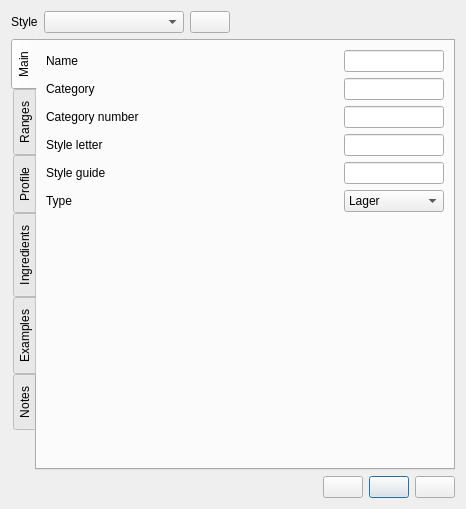
This is ui/styleEditor.ui in Brewtarget/brewtarget as Qt 5 draws it before an edit. The edited form follows.
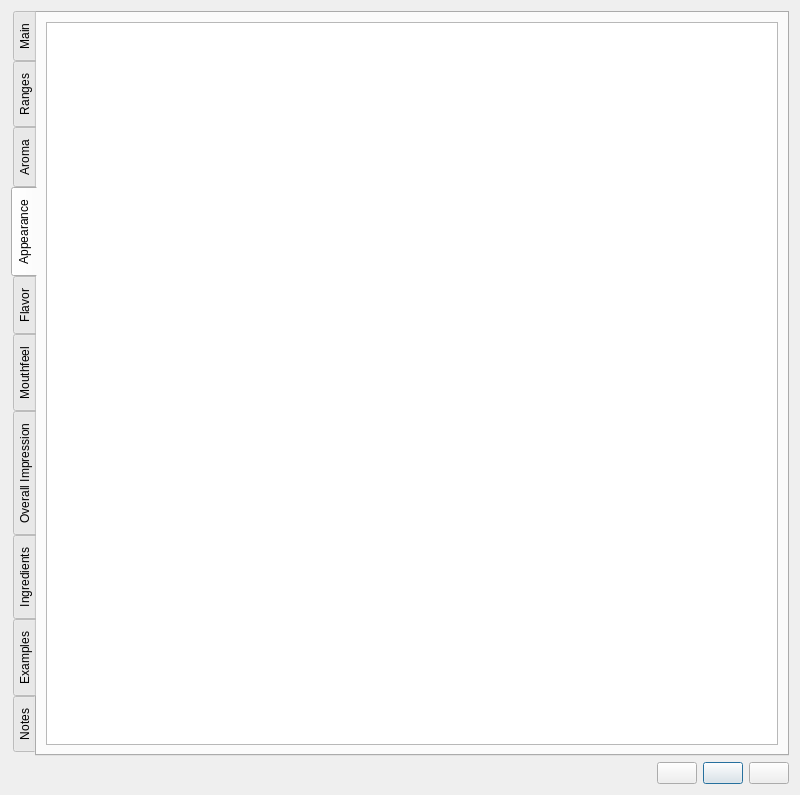
This is the edited form. The open tabs and pages were chosen to show the change. Icons and pictures are not drawn. Custom widgets are drawn as their Qt base class.

Patch:
```diff
--- a/ui/styleEditor.ui
+++ b/ui/styleEditor.ui
@@ -6,91 +6,31 @@
    <rect>
     <x>0</x>
     <y>0</y>
-    <width>466</width>
-    <height>509</height>
+    <width>800</width>
+    <height>450</height>
    </rect>
   </property>
-  <property name="sizePolicy">
-   <sizepolicy hsizetype="Preferred" vsizetype="Minimum">
-    <horstretch>0</horstretch>
-    <verstretch>0</verstretch>
-   </sizepolicy>
-  </property>
   <property name="windowTitle">
    <string>Style Editor</string>
   </property>
   <layout class="QVBoxLayout" name="verticalLayout">
    <item>
-    <layout class="QHBoxLayout" name="horizontalLayout_styles">
-     <item>
-      <widget class="QLabel" name="label">
-       <property name="text">
-        <string>Style</string>
-       </property>
-      </widget>
-     </item>
-     <item>
-      <widget class="QComboBox" name="styleComboBox">
-       <property name="minimumSize">
-        <size>
-         <width>140</width>
-         <height>0</height>
-        </size>
-       </property>
-       <property name="sizeAdjustPolicy">
-        <enum>QComboBox::AdjustToContents</enum>
-       </property>
-      </widget>
-     </item>
-     <item>
-      <widget class="QPushButton" name="pushButton_remove">
-       <property name="toolTip">
-        <string>Delete selected style</string>
-       </property>
-       <property name="text">
-        <string/>
-       </property>
-       <property name="icon">
-        <iconset resource="../brewtarget.qrc">
-         <normaloff>:/images/smallMinus.svg</normaloff>:/images/smallMinus.svg</iconset>
-       </property>
-       <property name="autoDefault">
-        <bool>false</bool>
-       </property>
-      </widget>
-     </item>
-     <item>
-      <spacer name="horizontalSpacer">
-       <property name="orientation">
-        <enum>Qt::Horizontal</enum>
-       </property>
-       <property name="sizeHint" stdset="0">
-        <size>
-         <width>40</width>
-         <height>20</height>
-        </size>
-       </property>
-      </spacer>
-     </item>
-    </layout>
-   </item>
-   <item>
-    <widget class="QTabWidget" name="tabWidget_profile">
-     <property name="sizePolicy">
-      <sizepolicy hsizetype="Expanding" vsizetype="MinimumExpanding">
-       <horstretch>0</horstretch>
-       <verstretch>0</verstretch>
-      </sizepolicy>
-     </property>
+    <widget class="QTabWidget" name="tabWidget_editor">
      <property name="tabPosition">
       <enum>QTabWidget::West</enum>
      </property>
+     <property name="tabShape">
+      <enum>QTabWidget::Rounded</enum>
+     </property>
      <property name="currentIndex">
       <number>0</number>
      </property>
      <property name="usesScrollButtons">
       <bool>false</bool>
      </property>
+     <property name="movable">
+      <bool>true</bool>
+     </property>
      <widget class="QWidget" name="tab_main">
       <attribute name="title">
        <string>Main</string>
@@ -98,12 +38,6 @@
       <layout class="QGridLayout" name="gridLayout">
        <item row="2" column="0">
         <widget class="QLabel" name="label_category">
-         <property name="sizePolicy">
-          <sizepolicy hsizetype="Expanding" vsizetype="Preferred">
-           <horstretch>0</horstretch>
-           <verstretch>0</verstretch>
-          </sizepolicy>
-         </property>
          <property name="toolTip">
           <string>Required</string>
          </property>
@@ -115,196 +49,13 @@
          </property>
         </widget>
        </item>
-       <item row="5" column="3">
-        <widget class="SmartLineEdit" name="lineEdit_styleLetter">
-         <property name="sizePolicy">
-          <sizepolicy hsizetype="Fixed" vsizetype="Fixed">
-           <horstretch>100</horstretch>
-           <verstretch>0</verstretch>
-          </sizepolicy>
-         </property>
-         <property name="minimumSize">
-          <size>
-           <width>100</width>
-           <height>0</height>
-          </size>
-         </property>
-         <property name="maximumSize">
-          <size>
-           <width>100</width>
-           <height>16777215</height>
-          </size>
-         </property>
-         <property name="toolTip">
-          <string>Style letter</string>
-         </property>
-        </widget>
-       </item>
-       <item row="6" column="3">
-        <widget class="SmartLineEdit" name="lineEdit_styleGuide">
-         <property name="sizePolicy">
-          <sizepolicy hsizetype="Fixed" vsizetype="Fixed">
-           <horstretch>100</horstretch>
-           <verstretch>0</verstretch>
-          </sizepolicy>
-         </property>
-         <property name="minimumSize">
-          <size>
-           <width>100</width>
-           <height>0</height>
-          </size>
-         </property>
-         <property name="maximumSize">
-          <size>
-           <width>100</width>
-           <height>16777215</height>
-          </size>
-         </property>
-         <property name="toolTip">
-          <string>Style guide</string>
-         </property>
-        </widget>
-       </item>
-       <item row="4" column="3">
-        <widget class="SmartLineEdit" name="lineEdit_categoryNumber">
-         <property name="sizePolicy">
-          <sizepolicy hsizetype="Fixed" vsizetype="Fixed">
-           <horstretch>100</horstretch>
-           <verstretch>0</verstretch>
-          </sizepolicy>
-         </property>
-         <property name="minimumSize">
-          <size>
-           <width>100</width>
-           <height>0</height>
-          </size>
-         </property>
-         <property name="maximumSize">
-          <size>
-           <width>100</width>
-           <height>16777215</height>
-          </size>
-         </property>
-         <property name="toolTip">
-          <string>Category number</string>
-         </property>
-        </widget>
-       </item>
        <item row="2" column="3">
         <widget class="SmartLineEdit" name="lineEdit_category">
-         <property name="sizePolicy">
-          <sizepolicy hsizetype="Fixed" vsizetype="Fixed">
-           <horstretch>100</horstretch>
-           <verstretch>0</verstretch>
-          </sizepolicy>
-         </property>
-         <property name="minimumSize">
-          <size>
-           <width>100</width>
-           <height>0</height>
-          </size>
-         </property>
-         <property name="maximumSize">
-          <size>
-           <width>100</width>
-           <height>16777215</height>
-          </size>
-         </property>
          <property name="toolTip">
           <string>Category</string>
          </property>
         </widget>
        </item>
-       <item row="7" column="0">
-        <widget class="QLabel" name="label_type">
-         <property name="sizePolicy">
-          <sizepolicy hsizetype="Expanding" vsizetype="Preferred">
-           <horstretch>0</horstretch>
-           <verstretch>0</verstretch>
-          </sizepolicy>
-         </property>
-         <property name="toolTip">
-          <string>Required</string>
-         </property>
-         <property name="text">
-          <string>Type</string>
-         </property>
-        </widget>
-       </item>
-       <item row="7" column="3">
-        <widget class="QComboBox" name="comboBox_type">
-         <property name="sizePolicy">
-          <sizepolicy hsizetype="Fixed" vsizetype="Fixed">
-           <horstretch>100</horstretch>
-           <verstretch>0</verstretch>
-          </sizepolicy>
-         </property>
-         <property name="minimumSize">
-          <size>
-           <width>100</width>
-           <height>0</height>
-          </size>
-         </property>
-         <property name="maximumSize">
-          <size>
-           <width>100</width>
-           <height>16777215</height>
-          </size>
-         </property>
-         <property name="toolTip">
-          <string>Type of beverage</string>
-         </property>
-         <item>
-          <property name="text">
-           <string>Lager</string>
-          </property>
-         </item>
-         <item>
-          <property name="text">
-           <string>Ale</string>
-          </property>
-         </item>
-         <item>
-          <property name="text">
-           <string>Mead</string>
-          </property>
-         </item>
-         <item>
-          <property name="text">
-           <string>Wheat</string>
-          </property>
-         </item>
-         <item>
-          <property name="text">
-           <string>Mixed</string>
-          </property>
-         </item>
-         <item>
-          <property name="text">
-           <string>Cider</string>
-          </property>
-         </item>
-        </widget>
-       </item>
-       <item row="0" column="0">
-        <widget class="QLabel" name="label_name">
-         <property name="sizePolicy">
-          <sizepolicy hsizetype="Expanding" vsizetype="Preferred">
-           <horstretch>0</horstretch>
-           <verstretch>0</verstretch>
-          </sizepolicy>
-         </property>
-         <property name="toolTip">
-          <string>Required</string>
-         </property>
-         <property name="text">
-          <string>Name</string>
-         </property>
-         <property name="buddy">
-          <cstring>lineEdit_name</cstring>
-         </property>
-        </widget>
-       </item>
        <item row="4" column="0" colspan="3">
         <widget class="QLabel" name="label_categoryNumber">
          <property name="sizePolicy">
@@ -343,26 +94,8 @@
          </property>
         </widget>
        </item>
-       <item row="0" column="3">
-        <widget class="SmartLineEdit" name="lineEdit_name">
-         <property name="sizePolicy">
-          <sizepolicy hsizetype="Fixed" vsizetype="Fixed">
-           <horstretch>100</horstretch>
-           <verstretch>0</verstretch>
-          </sizepolicy>
-         </property>
-         <property name="minimumSize">
-          <size>
-           <width>100</width>
-           <height>0</height>
-          </size>
-         </property>
-         <property name="maximumSize">
-          <size>
-           <width>100</width>
-           <height>16777215</height>
-          </size>
-         </property>
+       <item row="5" column="3">
+        <widget class="SmartLineEdit" name="lineEdit_styleLetter">
          <property name="toolTip">
           <string>Name</string>
          </property>
@@ -679,9 +412,10 @@
        </item>
       </layout>
      </widget>
-     <widget class="QWidget" name="tab">
+
+     <widget class="QWidget" name="tab_aroma">
       <attribute name="title">
-       <string>Profile</string>
+       <string>Aroma</string>
       </attribute>
       <layout class="QVBoxLayout" name="verticalLayout_9">
        <item>
@@ -702,7 +436,56 @@
        </item>
       </layout>
      </widget>
-     <widget class="QWidget" name="tab_2">
+
+     <widget class="QWidget" name="tab_appearance">
+      <attribute name="title">
+       <string>Appearance</string>
+      </attribute>
+      <layout class="QVBoxLayout" name="verticalLayout_appearance">
+       <item>
+        <widget class="QTextEdit" name="textEdit_appearance">
+        </widget>
+       </item>
+      </layout>
+     </widget>
+
+     <widget class="QWidget" name="tab_flavor">
+      <attribute name="title">
+       <string>Flavor</string>
+      </attribute>
+      <layout class="QVBoxLayout" name="verticalLayout_flavor">
+       <item>
+        <widget class="QTextEdit" name="textEdit_flavor">
+        </widget>
+       </item>
+      </layout>
+     </widget>
+
+     <widget class="QWidget" name="tab_mouthfeel">
+      <attribute name="title">
+       <string>Mouthfeel</string>
+      </attribute>
+      <layout class="QVBoxLayout" name="verticalLayout_mouthfeel">
+       <item>
+        <widget class="QTextEdit" name="textEdit_mouthfeel">
+        </widget>
+       </item>
+      </layout>
+     </widget>
+
+     <widget class="QWidget" name="tab_overallImpression">
+      <attribute name="title">
+       <string>Overall Impression</string>
+      </attribute>
+      <layout class="QVBoxLayout" name="verticalLayout_overallImpression">
+       <item>
+        <widget class="QTextEdit" name="textEdit_overallImpression">
+        </widget>
+       </item>
+      </layout>
+     </widget>
+
+     <widget class="QWidget" name="tab_ingredients">
       <attribute name="title">
        <string>Ingredients</string>
       </attribute>
@@ -719,7 +502,7 @@
        </item>
       </layout>
      </widget>
-     <widget class="QWidget" name="tab_3">
+     <widget class="QWidget" name="tab_examples">
       <attribute name="title">
        <string>Examples</string>
       </attribute>
@@ -736,7 +519,7 @@
        </item>
       </layout>
      </widget>
-     <widget class="QWidget" name="tab_4">
+     <widget class="QWidget" name="tab_notes">
       <attribute name="title">
        <string>Notes</string>
       </attribute>
@@ -822,6 +605,11 @@
   </layout>
  </widget>
  <customwidgets>
+  <customwidget>
+   <class>BtComboBox</class>
+   <extends>QComboBox</extends>
+   <header>widgets/BtComboBox.h</header>
+  </customwidget>
   <customwidget>
    <class>SmartLabel</class>
    <extends>QLabel</extends>
```
Left out of the diff: 342 changed lines with no effect on the pictures.
